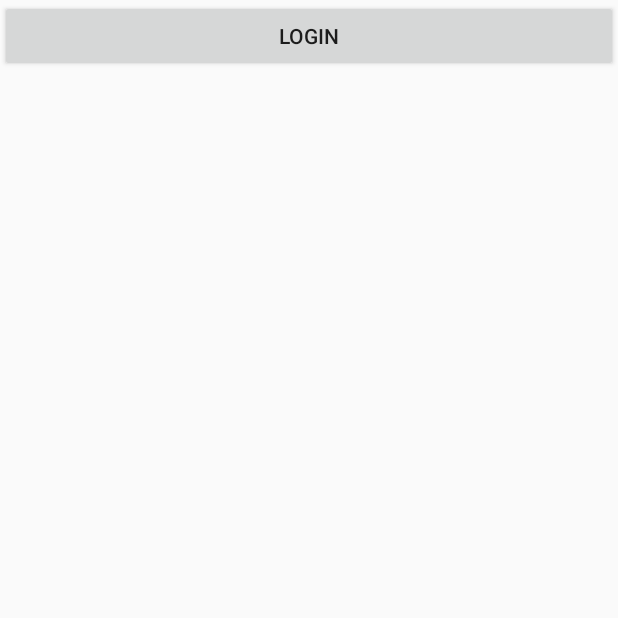
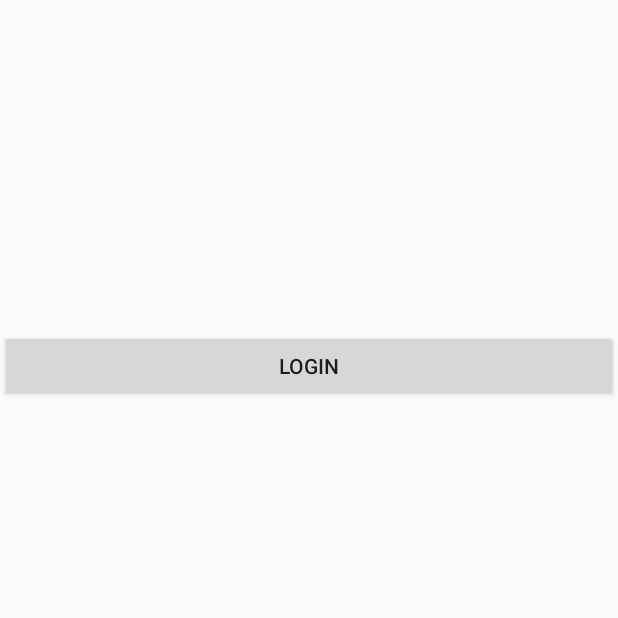
Before and after one commit to FIBUPC/demo_fib_api_java, an Android app: the LoginActivity screen opened directly, with no data from a screen before it, on a phone screen of 412 x 824 dp, the top half of it. Run offline under Robolectric (Android 15) with nearby library versions, the phone set to English and light mode, and no system bars.

```diff
--- a/app/src/main/java/com/inlab/racodemoapi/RetrofitSettings/AuthenticationInterceptor.java
+++ b/app/src/main/java/com/inlab/racodemoapi/RetrofitSettings/AuthenticationInterceptor.java
@@ -22,7 +22,7 @@ public class AuthenticationInterceptor implements Interceptor {
         Request original = chain.request();
 
         Request.Builder builder = original.newBuilder()
-                .header("Authorization", authToken);
+                .header("Authorization", "Bearer "+authToken);
 
         Request request = builder.build();
         return chain.proceed(request);
--- /dev/null
+++ b/app/src/main/java/com/inlab/racodemoapi/RetrofitSettings/LoginService.java
@@ -0,0 +1,27 @@
+package com.inlab.racodemoapi.RetrofitSettings;
+
+import okhttp3.ResponseBody;
+import retrofit2.Call;
+import retrofit2.Response;
+import retrofit2.http.Field;
+import retrofit2.http.FormUrlEncoded;
+import retrofit2.http.Header;
+import retrofit2.http.POST;
+
+/**
+ * Created by florencia.rimolo on 16/02/2017.
+ */
+
+// This is the interface definition which is passed
+// to ServiceGenerator to create a Retrofit HTTP client.
+public interface LoginService {
+    @FormUrlEncoded
+    @POST("o/token")
+    Call<AccessToken> getAccessToken(
+            @Field("grant_type") String grantType,
+            @Field("code") String code,
+            @Field("redirect_uri") String redirectURI,
+            @Field("client_id") String clientID,
+            @Field("client_secret") String client_secret);
+
+}
--- a/app/src/main/res/layout/activity_login.xml
+++ b/app/src/main/res/layout/activity_login.xml
@@ -3,11 +3,21 @@
     android:layout_width="match_parent"
     android:layout_height="match_parent"
     >
+
     <Button
         android:layout_width="match_parent"
         android:layout_height="wrap_content"
         android:text="Login"
         android:id="@+id/loginbutton"
         android:gravity="center_vertical|center_horizontal"
-        />
+        android:layout_alignParentTop="true"
+        android:layout_alignParentLeft="true"
+        android:layout_alignParentStart="true"
+        android:layout_marginTop="220dp" />
+
+    <TextView
+        android:layout_width="wrap_content"
+        android:layout_height="wrap_content"
+        android:id="@+id/textViewJo"
+        android:layout_centerHorizontal="true" />
 </RelativeLayout>
```
Also changed, not shown: app/src/main/AndroidManifest.xml (+3 -7 lines), app/src/main/java/com/inlab/racodemoapi/Activities/LoginActivity.java (+36 -2 lines), app/src/main/java/com/inlab/racodemoapi/Activities/MainActivity.java (deleted, +0 -49 lines), app/src/main/java/com/inlab/racodemoapi/RetrofitSettings/AccessToken.java (added, +67 -0 lines), app/src/main/java/com/inlab/racodemoapi/RetrofitSettings/ServiceGenerator.java (+5 -4 lines).
